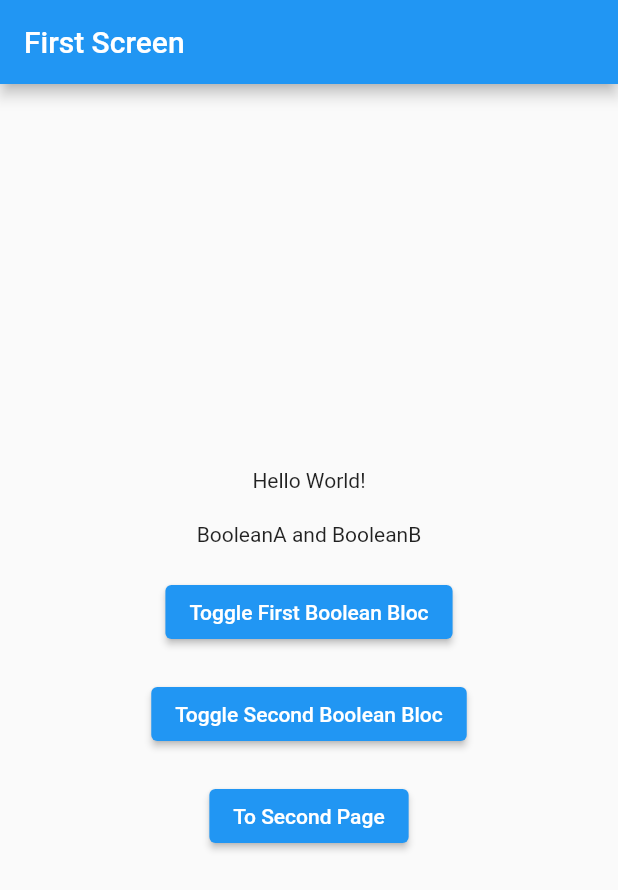
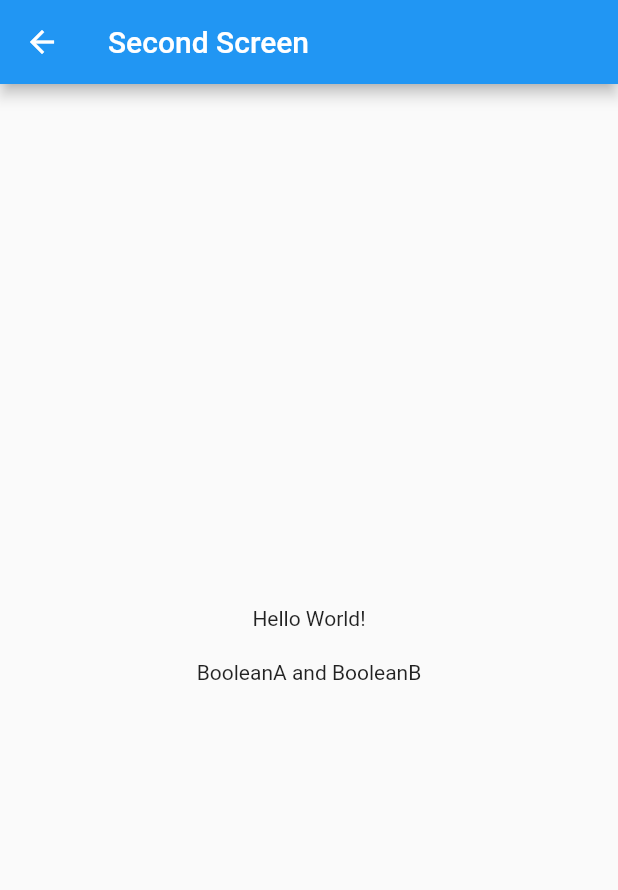
Before and after one commit to max-torch/bloc_workshop, a Flutter app: the screen it shows after launch, after a tap on "To Second Page", on a phone screen of 412 x 824 dp. Shown: the top 890 px of the screen. Run offline on Flutter 3.47's test engine with Material 2 defaults, Android fonts, the phone set to English and light mode, and no system bars.

Commit message:
Add Second Screen

```diff
--- a/lib/presentation/screens/first_screen.dart
+++ b/lib/presentation/screens/first_screen.dart
@@ -1,4 +1,6 @@
 import 'package:flutter/material.dart';
+
+import 'second_screen.dart';
 
 class FirstScreen extends StatelessWidget {
   const FirstScreen({
@@ -31,7 +33,12 @@ class FirstScreen extends StatelessWidget {
             SizedBox(
               height: 20,
             ),
-            ElevatedButton(child: Text("To Second Page"), onPressed: () {}),
+            ElevatedButton(
+              child: Text("To Second Page"),
+              onPressed: () => Navigator.of(context).push(
+                MaterialPageRoute(builder: (context) => const SecondScreen()),
+              ),
+            ),
           ],
         ),
       ),
--- /dev/null
+++ b/lib/presentation/screens/second_screen.dart
@@ -0,0 +1,29 @@
+import 'package:flutter/material.dart';
+
+class SecondScreen extends StatelessWidget {
+  const SecondScreen({
+    super.key,
+  });
+
+  @override
+  Widget build(BuildContext context) {
+    return Scaffold(
+      appBar: AppBar(title: Text("Second Screen")),
+      body: Center(
+        child: Column(
+          mainAxisAlignment: MainAxisAlignment.center,
+          children: [
+            Text('Hello World!'),
+            SizedBox(
+              height: 20,
+            ),
+            Text("BooleanA and BooleanB"),
+            SizedBox(
+              height: 20,
+            ),
+          ],
+        ),
+      ),
+    );
+  }
+}
```
